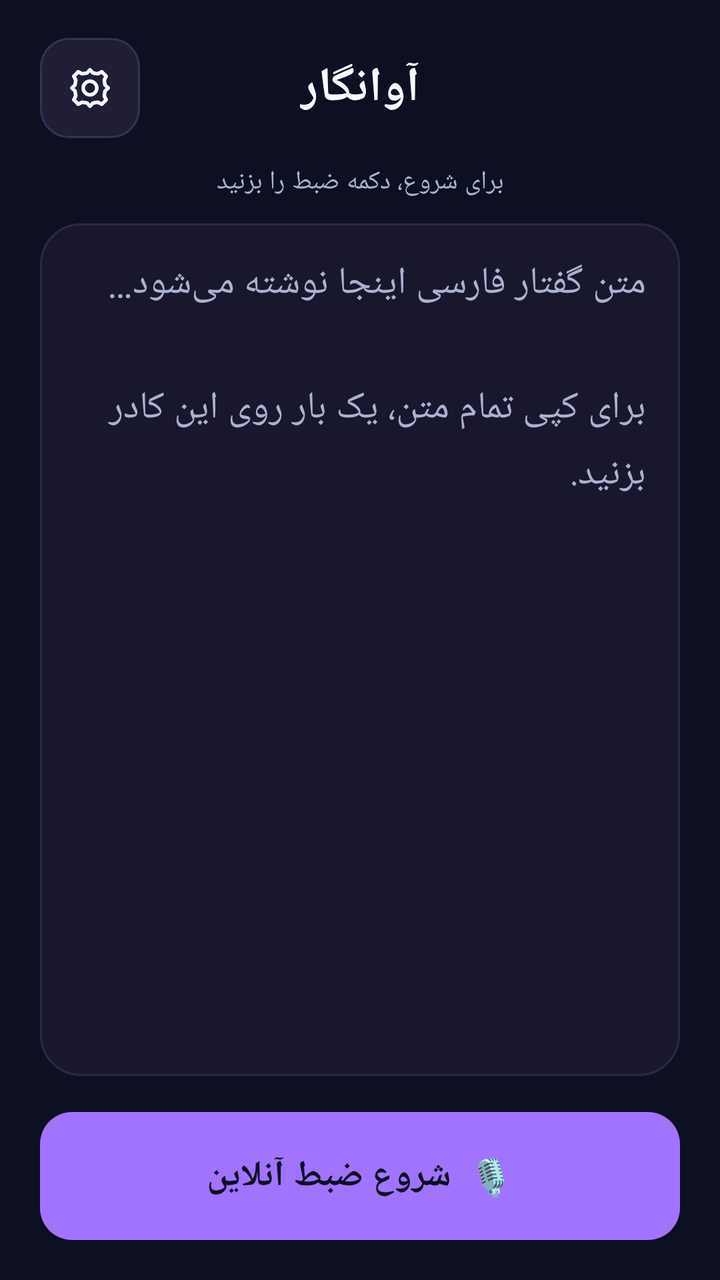
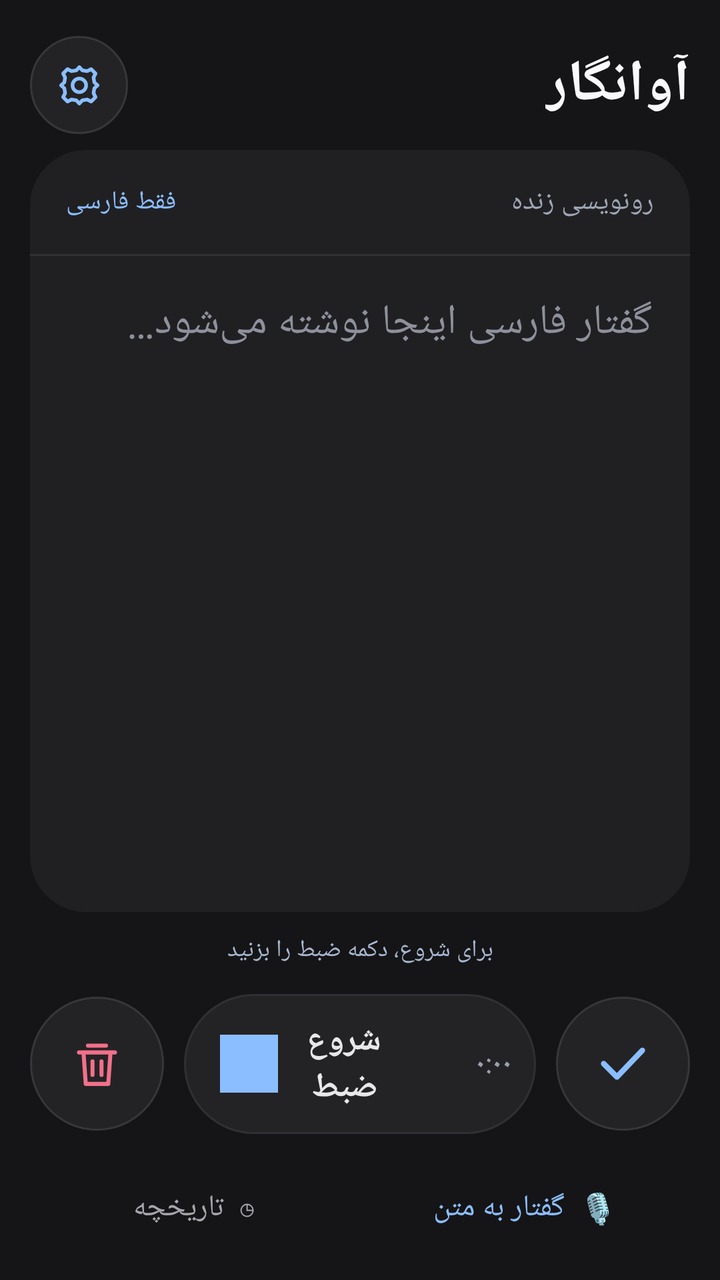

Before-and-after screenshots of an Android layout around one commit, followed by the original layout XML and the change that was made.
<!-- AndroidManifest.xml: application theme android:Theme.Material.NoActionBar -->
<!-- res/layout/activity_main.xml -->
<?xml version="1.0" encoding="utf-8"?>
<LinearLayout xmlns:android="http://schemas.android.com/apk/res/android"
    android:layout_width="match_parent"
    android:layout_height="match_parent"
    android:orientation="vertical"
    android:background="@color/navy"
    android:layoutDirection="ltr"
    android:paddingLeft="20dp"
    android:paddingRight="20dp"
    android:paddingTop="16dp"
    android:paddingBottom="20dp">

    <FrameLayout
        android:layout_width="match_parent"
        android:layout_height="56dp">

        <ImageButton
            android:id="@+id/settingsButton"
            android:layout_width="50dp"
            android:layout_height="50dp"
            android:layout_gravity="start|center_vertical"
            android:background="@drawable/button_secondary"
            android:src="@drawable/ic_settings"
            android:tint="@color/text"
            android:contentDescription="تنظیمات"
            android:padding="13dp" />

        <TextView
            android:layout_width="wrap_content"
            android:layout_height="match_parent"
            android:layout_gravity="center"
            android:gravity="center"
            android:fontFamily="sans-serif-medium"
            android:text="آوانگار"
            android:textColor="@color/text"
            android:textSize="24sp"
            android:textStyle="bold" />
    </FrameLayout>

    <TextView
        android:id="@+id/status"
        android:layout_width="match_parent"
        android:layout_height="wrap_content"
        android:layout_marginTop="10dp"
        android:layout_marginBottom="12dp"
        android:gravity="center"
        android:text="برای شروع، دکمه ضبط را بزنید"
        android:textColor="@color/muted"
        android:textSize="13sp" />

    <FrameLayout
        android:layout_width="match_parent"
        android:layout_height="0dp"
        android:layout_weight="1"
        android:background="@drawable/card">

        <ScrollView
            android:id="@+id/transcriptScroll"
            android:layout_width="match_parent"
            android:layout_height="match_parent"
            android:fillViewport="true"
            android:padding="17dp"
            android:scrollbars="none">
            <TextView
                android:id="@+id/transcript"
                android:layout_width="match_parent"
                android:layout_height="wrap_content"
                android:minHeight="200dp"
                android:paddingBottom="25dp"
                android:clickable="true"
                android:focusable="true"
                android:contentDescription="متن گفتار؛ برای کپی تمام متن یک بار لمس کنید"
                android:text=""
                android:hint="متن گفتار فارسی اینجا نوشته می‌شود…\n\nبرای کپی تمام متن، یک بار روی این کادر بزنید."
                android:textDirection="rtl"
                android:layoutDirection="rtl"
                android:gravity="top|right"
                android:textColor="@color/text"
                android:textColorHint="@color/muted"
                android:textSize="19sp"
                android:lineSpacingExtra="7dp" />
        </ScrollView>
    </FrameLayout>

    <Button
        android:id="@+id/recordButton"
        android:layout_width="match_parent"
        android:layout_height="64dp"
        android:layout_marginTop="18dp"
        android:background="@drawable/button_primary"
        android:text="🎙  شروع ضبط آنلاین"
        android:textAllCaps="false"
        android:textColor="@color/navy"
        android:textSize="18sp"
        android:textStyle="bold" />
</LinearLayout>
<!-- resources referenced by this layout -->
<resources>
  <color name="muted">#ABB2D1</color>
  <color name="navy">#0D1022</color>
  <color name="text">#F6FAFF</color>
  <!-- drawable button_primary (drawable) -->
  <selector xmlns:android="http://schemas.android.com/apk/res/android">
      <item android:state_enabled="false"><shape><solid android:color="#564A78"/><corners android:radius="16dp"/></shape></item>
      <item><shape><solid android:color="#A173FF"/><corners android:radius="16dp"/></shape></item>
  </selector>
  <!-- drawable button_secondary (drawable) -->
  <shape xmlns:android="http://schemas.android.com/apk/res/android" android:shape="rectangle">
      <solid android:color="#201E37" />
      <corners android:radius="14dp" />
      <stroke android:width="1dp" android:color="#393054" />
  </shape>
  <!-- drawable card (drawable) -->
  <shape xmlns:android="http://schemas.android.com/apk/res/android" android:shape="rectangle">
      <solid android:color="#19172E" />
      <corners android:radius="20dp" />
      <stroke android:width="1dp" android:color="#2E2747" />
  </shape>
  <!-- drawable ic_settings (drawable) -->
  <vector xmlns:android="http://schemas.android.com/apk/res/android"
      android:width="24dp" android:height="24dp"
      android:viewportWidth="24" android:viewportHeight="24">
    <path android:fillColor="@android:color/transparent"
      android:strokeColor="#FFFFFF" android:strokeWidth="1.8"
      android:strokeLineCap="round" android:strokeLineJoin="round"
      android:pathData="M12,2.9 L13.5,4.5 L15.9,4.9 L17.9,3.9 L20.1,6.1 L19.1,8.1 L19.5,10.5 L21.1,12 L19.5,13.5 L19.1,15.9 L20.1,17.9 L17.9,20.1 L15.9,19.1 L13.5,19.5 L12,21.1 L10.5,19.5 L8.1,19.1 L6.1,20.1 L3.9,17.9 L4.9,15.9 L4.5,13.5 L2.9,12 L4.5,10.5 L4.9,8.1 L3.9,6.1 L6.1,3.9 L8.1,4.9 L10.5,4.5 Z"/>
    <path android:fillColor="@android:color/transparent"
      android:strokeColor="#FFFFFF" android:strokeWidth="1.8"
      android:pathData="M15.4,12 A3.4,3.4 0,1 1,8.6 12 A3.4,3.4 0,1 1,15.4 12" />
  </vector>
</resources>

<!-- the commit's change to res/layout/activity_main.xml (unified diff, before → after) -->
@@ -1,96 +1,190 @@
 <?xml version="1.0" encoding="utf-8"?>
 <LinearLayout xmlns:android="http://schemas.android.com/apk/res/android"
+    android:id="@+id/root"
     android:layout_width="match_parent"
     android:layout_height="match_parent"
     android:orientation="vertical"
-    android:background="@color/navy"
-    android:layoutDirection="ltr"
-    android:paddingLeft="20dp"
-    android:paddingRight="20dp"
-    android:paddingTop="16dp"
-    android:paddingBottom="20dp">
+    android:background="#151517"
+    android:layoutDirection="rtl"
+    android:paddingLeft="15dp"
+    android:paddingRight="15dp"
+    android:paddingTop="10dp"
+    android:paddingBottom="2dp">
 
     <FrameLayout
         android:layout_width="match_parent"
-        android:layout_height="56dp">
-
+        android:layout_height="65dp"
+        android:layoutDirection="ltr">
         <ImageButton
             android:id="@+id/settingsButton"
-            android:layout_width="50dp"
-            android:layout_height="50dp"
-            android:layout_gravity="start|center_vertical"
-            android:background="@drawable/button_secondary"
+            android:layout_width="49dp"
+            android:layout_height="49dp"
+            android:layout_gravity="left|center_vertical"
+            android:background="@drawable/bg_circle"
             android:src="@drawable/ic_settings"
-            android:tint="@color/text"
-            android:contentDescription="تنظیمات"
-            android:padding="13dp" />
-
+            android:tint="#8BBEFF"
+            android:contentDescription="تنظیمات"/>
         <TextView
             android:layout_width="wrap_content"
             android:layout_height="match_parent"
-            android:layout_gravity="center"
-            android:gravity="center"
-            android:fontFamily="sans-serif-medium"
+            android:layout_gravity="right|center_vertical"
+            android:gravity="center_vertical"
             android:text="آوانگار"
-            android:textColor="@color/text"
-            android:textSize="24sp"
-            android:textStyle="bold" />
+            android:textColor="#F9F9FB"
+            android:textSize="29sp"
+            android:textStyle="bold"/>
     </FrameLayout>
+
+    <LinearLayout
+        android:layout_width="match_parent"
+        android:layout_height="0dp"
+        android:layout_weight="1"
+        android:orientation="vertical"
+        android:background="@drawable/bg_panel"
+        android:clipToPadding="false">
+        <LinearLayout
+            android:layout_width="match_parent"
+            android:layout_height="52dp"
+            android:orientation="horizontal"
+            android:gravity="center_vertical"
+            android:paddingLeft="18dp"
+            android:paddingRight="18dp">
+            <TextView
+                android:layout_width="0dp"
+                android:layout_height="wrap_content"
+                android:layout_weight="1"
+                android:text="رونویسی زنده"
+                android:textColor="#9DA6B5"
+                android:textSize="14sp"/>
+            <TextView
+                android:layout_width="wrap_content"
+                android:layout_height="wrap_content"
+                android:text="فقط فارسی"
+                android:textColor="#8BBEFF"
+                android:textSize="13sp"/>
+        </LinearLayout>
+        <View
+            android:layout_width="match_parent"
+            android:layout_height="1dp"
+            android:background="#303035"/>
+        <ScrollView
+            android:id="@+id/transcriptScroll"
+            android:layout_width="match_parent"
+            android:layout_height="match_parent"
+            android:fillViewport="true">
+            <TextView
+                android:id="@+id/transcript"
+                android:layout_width="match_parent"
+                android:layout_height="match_parent"
+                android:padding="19dp"
+                android:text="گفتار فارسی اینجا نوشته می‌شود…"
+                android:textColor="#8E919C"
+                android:textSize="21sp"
+                android:lineSpacingExtra="7dp"
+                android:textDirection="rtl"
+                android:gravity="top|right"
+                android:clickable="true"
+                android:contentDescription="متن رونویسی؛ برای کپی تمام متن لمس کنید"/>
+        </ScrollView>
+    </LinearLayout>
 
     <TextView
         android:id="@+id/status"
         android:layout_width="match_parent"
-        android:layout_height="wrap_content"
-        android:layout_marginTop="10dp"
-        android:layout_marginBottom="12dp"
+        android:layout_height="38dp"
         android:gravity="center"
-        android:text="برای شروع، دکمه ضبط را بزنید"
-        android:textColor="@color/muted"
-        android:textSize="13sp" />
+        android:textColor="#A8B8D0"
+        android:textSize="12sp"
+        android:text="برای شروع، دکمه ضبط را بزنید"/>
 
-    <FrameLayout
+    <LinearLayout
         android:layout_width="match_parent"
-        android:layout_height="0dp"
-        android:layout_weight="1"
-        android:background="@drawable/card">
+        android:layout_height="76dp"
+        android:orientation="horizontal"
+        android:layoutDirection="ltr"
+        android:gravity="center_vertical">
+        <ImageButton
+            android:id="@+id/deleteButton"
+            android:layout_width="67dp"
+            android:layout_height="67dp"
+            android:background="@drawable/bg_circle"
+            android:src="@drawable/ic_trash"
+            android:contentDescription="حذف تمام متن"/>
+        <LinearLayout
+            android:id="@+id/recordControl"
+            android:layout_width="0dp"
+            android:layout_weight="1"
+            android:layout_height="70dp"
+            android:layout_marginLeft="10dp"
+            android:layout_marginRight="10dp"
+            android:orientation="horizontal"
+            android:layoutDirection="ltr"
+            android:gravity="center_vertical"
+            android:paddingLeft="18dp"
+            android:paddingRight="12dp"
+            android:background="@drawable/bg_pill"
+            android:clickable="true"
+            android:focusable="true"
+            android:contentDescription="شروع، مکث یا ادامه ضبط">
+            <ImageView
+                android:id="@+id/recordGlyph"
+                android:layout_width="29dp"
+                android:layout_height="29dp"
+                android:src="@drawable/ic_mic"
+                android:tint="#8BBEFF"/>
+            <TextView
+                android:id="@+id/recordLabel"
+                android:layout_width="0dp"
+                android:layout_weight="1"
+                android:layout_height="wrap_content"
+                android:gravity="center"
+                android:text="شروع ضبط"
+                android:textSize="17sp"
+                android:textColor="#E8E8EB"
+                android:textStyle="bold"/>
+            <TextView
+                android:id="@+id/timer"
+                android:layout_width="51dp"
+                android:layout_height="wrap_content"
+                android:gravity="right|center_vertical"
+                android:text="۰:۰۰"
+                android:textSize="16sp"
+                android:textColor="#9BA0AE"/>
+        </LinearLayout>
+        <ImageButton
+            android:id="@+id/saveButton"
+            android:layout_width="67dp"
+            android:layout_height="67dp"
+            android:background="@drawable/bg_circle"
+            android:src="@drawable/ic_checkmark"
+            android:contentDescription="اتمام ضبط و ذخیره متن و صدا"/>
+    </LinearLayout>
 
-        <ScrollView
-            android:id="@+id/transcriptScroll"
-            android:layout_width="match_parent"
+    <LinearLayout
+        android:layout_width="match_parent"
+        android:layout_height="68dp"
+        android:orientation="horizontal"
+        android:layoutDirection="rtl"
+        android:gravity="center">
+        <TextView
+            android:id="@+id/transcribeTab"
+            android:layout_width="0dp"
+            android:layout_weight="1"
             android:layout_height="match_parent"
-            android:fillViewport="true"
-            android:padding="17dp"
-            android:scrollbars="none">
-            <TextView
-                android:id="@+id/transcript"
-                android:layout_width="match_parent"
-                android:layout_height="wrap_content"
-                android:minHeight="200dp"
-                android:paddingBottom="25dp"
-                android:clickable="true"
-                android:focusable="true"
-                android:contentDescription="متن گفتار؛ برای کپی تمام متن یک بار لمس کنید"
-                android:text=""
-                android:hint="متن گفتار فارسی اینجا نوشته می‌شود…\n\nبرای کپی تمام متن، یک بار روی این کادر بزنید."
-                android:textDirection="rtl"
-                android:layoutDirection="rtl"
-                android:gravity="top|right"
-                android:textColor="@color/text"
-                android:textColorHint="@color/muted"
-                android:textSize="19sp"
-                android:lineSpacingExtra="7dp" />
-        </ScrollView>
-    </FrameLayout>
-
-    <Button
-        android:id="@+id/recordButton"
-        android:layout_width="match_parent"
-        android:layout_height="64dp"
-        android:layout_marginTop="18dp"
-        android:background="@drawable/button_primary"
-        android:text="🎙  شروع ضبط آنلاین"
-        android:textAllCaps="false"
-        android:textColor="@color/navy"
-        android:textSize="18sp"
-        android:textStyle="bold" />
+            android:gravity="center"
+            android:text="🎙  گفتار به متن"
+            android:textColor="#8BBEFF"
+            android:textSize="15sp"/>
+        <TextView
+            android:id="@+id/historyTab"
+            android:layout_width="0dp"
+            android:layout_weight="1"
+            android:layout_height="match_parent"
+            android:gravity="center"
+            android:text="◷  تاریخچه"
+            android:textColor="#A6A6AD"
+            android:textSize="15sp"
+            android:clickable="true"
+            android:contentDescription="تاریخچه متن‌ها و فایل‌های ضبط‌شده"/>
+    </LinearLayout>
 </LinearLayout>
<!-- resource entries referenced after the edit -->
@@ -1,25 +1,38 @@
 <!-- resources referenced by this layout -->
 <resources>
-  <color name="muted">#ABB2D1</color>
-  <color name="navy">#0D1022</color>
-  <color name="text">#F6FAFF</color>
-  <!-- drawable button_primary (drawable) -->
-  <selector xmlns:android="http://schemas.android.com/apk/res/android">
-      <item android:state_enabled="false"><shape><solid android:color="#564A78"/><corners android:radius="16dp"/></shape></item>
-      <item><shape><solid android:color="#A173FF"/><corners android:radius="16dp"/></shape></item>
-  </selector>
-  <!-- drawable button_secondary (drawable) -->
+  <!-- drawable bg_circle (drawable) -->
+  <?xml version="1.0" encoding="utf-8"?>
+  <shape xmlns:android="http://schemas.android.com/apk/res/android" android:shape="oval">
+      <solid android:color="#232326"/>
+      <stroke android:width="1dp" android:color="#37373B"/>
+  </shape>
+  <!-- drawable bg_panel (drawable) -->
+  <?xml version="1.0" encoding="utf-8"?>
   <shape xmlns:android="http://schemas.android.com/apk/res/android" android:shape="rectangle">
-      <solid android:color="#201E37" />
-      <corners android:radius="14dp" />
-      <stroke android:width="1dp" android:color="#393054" />
+      <solid android:color="#202023"/>
+      <corners android:radius="28dp"/>
   </shape>
-  <!-- drawable card (drawable) -->
+  <!-- drawable bg_pill (drawable) -->
+  <?xml version="1.0" encoding="utf-8"?>
   <shape xmlns:android="http://schemas.android.com/apk/res/android" android:shape="rectangle">
-      <solid android:color="#19172E" />
-      <corners android:radius="20dp" />
-      <stroke android:width="1dp" android:color="#2E2747" />
+      <solid android:color="#232326"/>
+      <corners android:radius="48dp"/>
+      <stroke android:width="1dp" android:color="#303034"/>
   </shape>
+  <!-- drawable ic_checkmark (drawable) -->
+  <vector xmlns:android="http://schemas.android.com/apk/res/android"
+      android:width="29dp" android:height="29dp" android:viewportWidth="24" android:viewportHeight="24">
+      <path android:fillColor="@android:color/transparent" android:strokeColor="#8BBEFF"
+          android:strokeWidth="2.3" android:strokeLineCap="round" android:strokeLineJoin="round"
+          android:pathData="M4,12 L9.5,17.5 L20,6.5"/>
+  </vector>
+  <!-- drawable ic_mic (drawable) -->
+  <vector xmlns:android="http://schemas.android.com/apk/res/android"
+      android:width="48dp" android:height="48dp"
+      android:viewportWidth="48" android:viewportHeight="48">
+      <path android:fillColor="#0D1022" android:pathData="M0,0h48v48h-48z" />
+      <path android:fillColor="#A173FF" android:pathData="M24,7c-4.2,0 -7,3.1 -7,7.3v10.2a7,7 0,0 0,14 0V14.3C31,10.1 28.2,7 24,7zM13,21a2,2 0,0 1,2 2v1.4a9,9 0,0 0,18 0V23a2,2 0,0 1,4 0v1.4c0,6.9 -4.8,12 -11,12.9V41h5a2,2 0,0 1,0 4H17a2,2 0,0 1,0 -4h5v-3.7c-6.2,-0.9 -11,-6 -11,-12.9V23a2,2 0,0 1,2 -2z" />
+  </vector>
   <!-- drawable ic_settings (drawable) -->
   <vector xmlns:android="http://schemas.android.com/apk/res/android"
       android:width="24dp" android:height="24dp"
@@ -32,5 +45,12 @@
       android:strokeColor="#FFFFFF" android:strokeWidth="1.8"
       android:pathData="M15.4,12 A3.4,3.4 0,1 1,8.6 12 A3.4,3.4 0,1 1,15.4 12" />
   </vector>
+  <!-- drawable ic_trash (drawable) -->
+  <vector xmlns:android="http://schemas.android.com/apk/res/android"
+      android:width="27dp" android:height="27dp" android:viewportWidth="24" android:viewportHeight="24">
+      <path android:fillColor="@android:color/transparent" android:strokeColor="#F2708A" android:strokeWidth="1.8"
+          android:strokeLineCap="round" android:strokeLineJoin="round"
+          android:pathData="M4,7 L20,7 M10,4 L14,4 M6,7 L7,21 L17,21 L18,7 M10,11 L10,17 M14,11 L14,17 M8,4 L16,4"/>
+  </vector>
 </resources>
 
